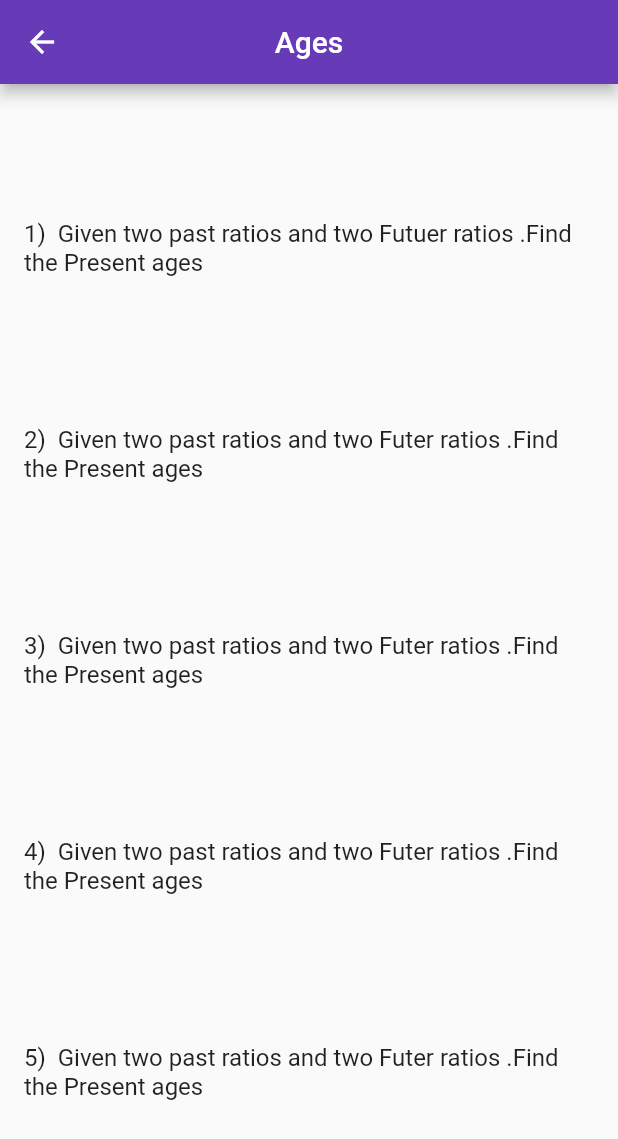
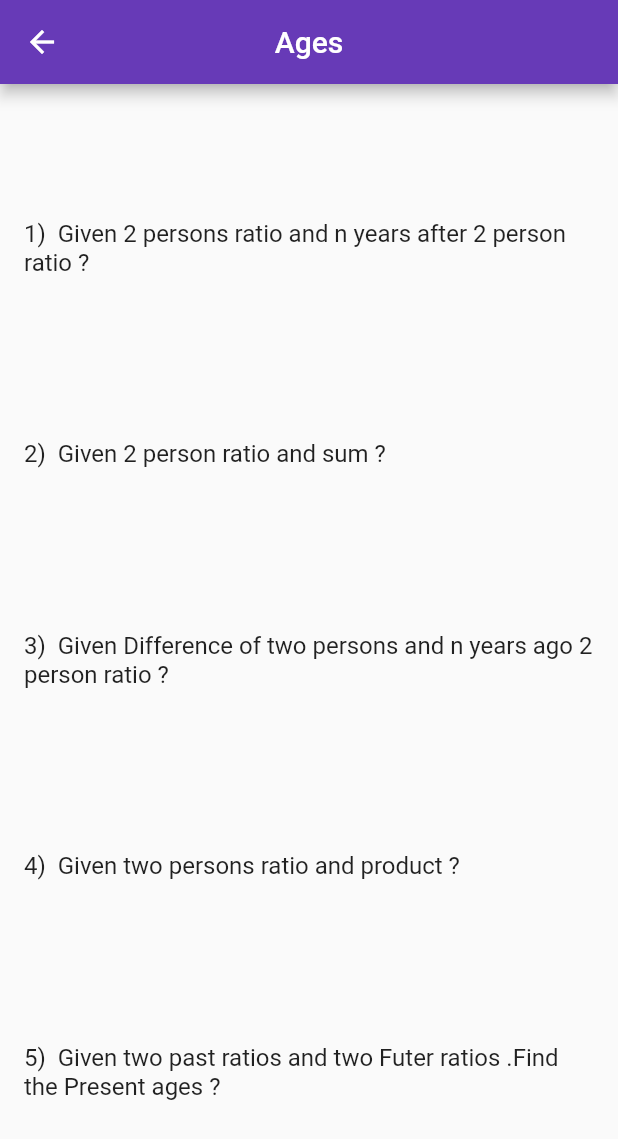
Before and after one commit to Devanandhsagar/apptitude_testing, a Flutter app: the Ages screen opened directly, on a phone screen of 412 x 824 dp. Shown: the top 1139 px of the screen. Run offline on Flutter 3.47's test engine with Material 2 defaults, Android fonts, the phone set to English and light mode, and no system bars.

Commit message:
created topic buttons and navgation to new screen and topic some questions

```diff
--- a/lib/Ages.dart
+++ b/lib/Ages.dart
@@ -1,5 +1,5 @@
-import 'dart:html';
 
+import 'package:apptitude_test/ages_answer.dart';
 import 'package:flutter/material.dart';
 class Ages extends StatefulWidget {
   const Ages({Key? key}) : super(key: key);
@@ -7,7 +7,6 @@ class Ages extends StatefulWidget {
   @override
   State<Ages> createState() => _AgesState();
 }
-
 class _AgesState extends State<Ages> {
   @override
   Widget build(BuildContext context) {
@@ -18,21 +17,21 @@ class _AgesState extends State<Ages> {
       body: Column(mainAxisAlignment: MainAxisAlignment.spaceEvenly,
         children: [
         ListTile(
-          title: Text('1)  Given two past ratios and two Futuer ratios .Find the Present ages'),onTap: (){
-
+          title: Text('1)  Given 2 persons ratio and n years after 2 person  ratio ?'),onTap: (){
+          Navigator.push(context, MaterialPageRoute(builder: (_)=>agesanswer()));
         },
         ),
         ListTile(
-          title: Text('2)  Given two past ratios and two Futer ratios .Find the Present ages'),onTap: (){},
+          title: Text('2)  Given 2 person ratio and sum ?'),onTap: (){},
         ),
         ListTile(
-          title: Text('3)  Given two past ratios and two Futer ratios .Find the Present ages'),onTap: (){},
+          title: Text('3)  Given Difference of two persons and n years ago 2 person ratio ?'),onTap: (){},
         ),
         ListTile(
-          title: Text('4)  Given two past ratios and two Futer ratios .Find the Present ages'),onTap: (){},
+          title: Text('4)  Given two persons ratio and product ?'),onTap: (){},
         ),
         ListTile(
-          title: Text('5)  Given two past ratios and two Futer ratios .Find the Present ages'),onTap: (){},
+          title: Text('5)  Given two past ratios and two Futer ratios .Find the Present ages ?'),onTap: (){},
         ),
       ],
 
--- a/lib/main.dart
+++ b/lib/main.dart
@@ -11,6 +11,5 @@ class Myapp extends StatelessWidget {
       theme: ThemeData(primarySwatch: Colors.deepPurple),
       home: homepage(),
     );
-
   }
 }
```
Also changed, not shown: lib/ages_ans_1.dart (added, +7 -0 lines), lib/ages_answer.dart (added, +88 -0 lines).
